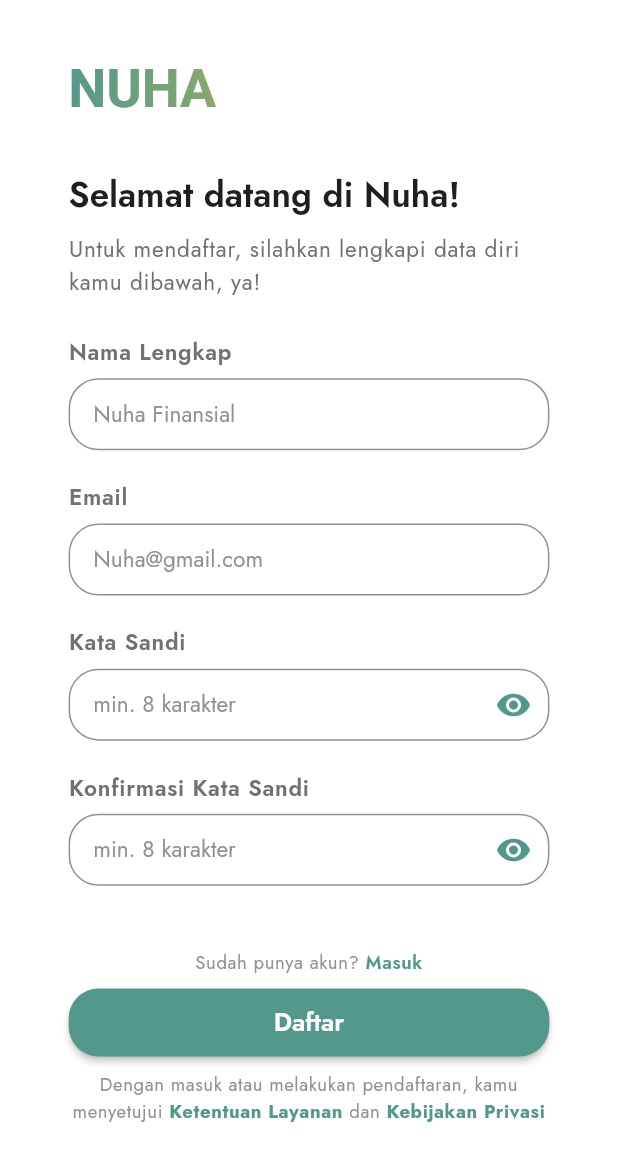
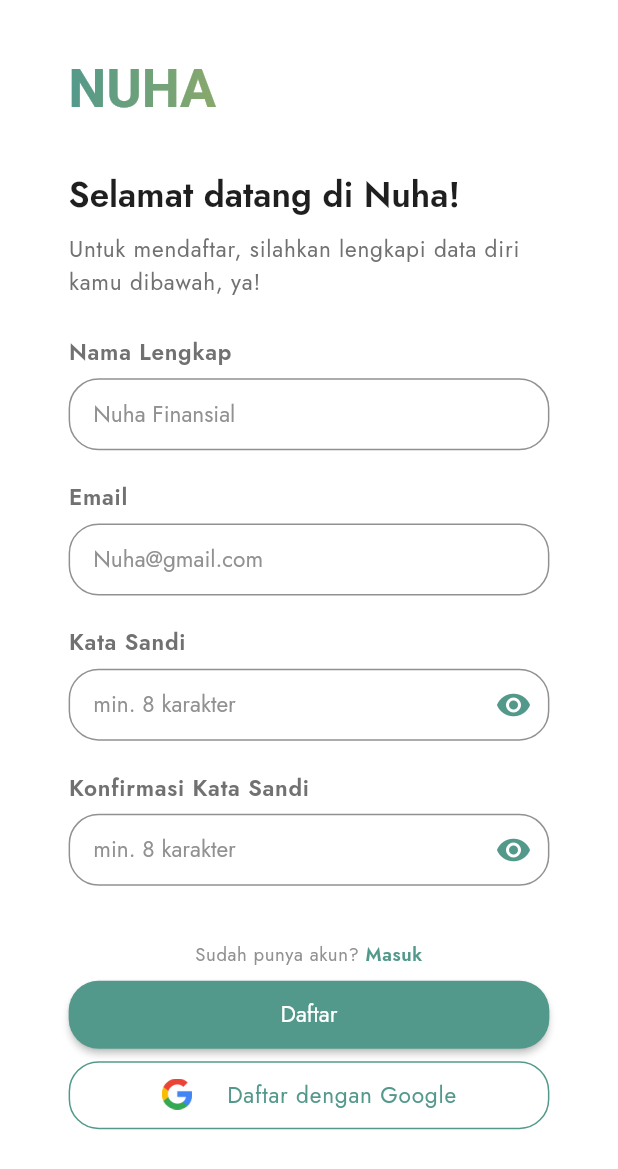
Before and after one commit to affadhlurr19/nuha, a Flutter app: the RegisterView screen opened by its route, on a phone screen of 412 x 824 dp. Shown: the top 1169 px of the screen. Run offline on Flutter 3.47's test engine with Material 2 defaults, Android fonts, the phone set to English and light mode, and no system bars; drawn by our look-alikes of simple_gradient_text; our stand-ins replace cloud_firestore, firebase_auth, firebase_core, font_awesome_flutter, get, get_storage and 3 more; accounts and stored records are empty; network calls fail.

Commit message:
Menambahkan fitur login dengan akun google

```diff
--- a/lib/app/modules/register/views/register_view.dart
+++ b/lib/app/modules/register/views/register_view.dart
@@ -94,14 +94,18 @@ class RegisterView extends GetView<RegisterController> {
                         .copyWith(fontWeight: FontWeight.w400, fontSize: 11.sp),
                     decoration: InputDecoration(
                       hintText: 'Nuha Finansial',
-                      hintStyle: Theme.of(context).textTheme.bodyText2!.copyWith(
+                      hintStyle: Theme.of(context)
+                          .textTheme
+                          .bodyText2!
+                          .copyWith(
                               fontWeight: FontWeight.w400,
                               fontSize: 11.sp,
                               color: grey400),
-                      contentPadding:
-                          EdgeInsets.symmetric(horizontal: 2.h, vertical: 1.5.h),
+                      contentPadding: EdgeInsets.symmetric(
+                          horizontal: 2.h, vertical: 1.5.h),
                       enabledBorder: OutlineInputBorder(
-                          borderSide: const BorderSide(width: 1, color: grey400),
+                          borderSide:
+                              const BorderSide(width: 1, color: grey400),
                           borderRadius: BorderRadius.circular(20)),
                       focusedBorder: OutlineInputBorder(
                           borderSide:
@@ -138,14 +142,18 @@ class RegisterView extends GetView<RegisterController> {
                         .copyWith(fontWeight: FontWeight.w400, fontSize: 11.sp),
                     decoration: InputDecoration(
                       hintText: 'Nuha@gmail.com',
-                      hintStyle: Theme.of(context).textTheme.bodyText2!.copyWith(
+                      hintStyle: Theme.of(context)
+                          .textTheme
+                          .bodyText2!
+                          .copyWith(
                               fontWeight: FontWeight.w400,
                               fontSize: 11.sp,
                               color: grey400),
-                      contentPadding:
-                          EdgeInsets.symmetric(horizontal: 2.h, vertical: 1.5.h),
+                      contentPadding: EdgeInsets.symmetric(
+                          horizontal: 2.h, vertical: 1.5.h),
                       enabledBorder: OutlineInputBorder(
-                          borderSide: const BorderSide(width: 1, color: grey400),
+                          borderSide:
+                              const BorderSide(width: 1, color: grey400),
                           borderRadius: BorderRadius.circular(20)),
                       focusedBorder: OutlineInputBorder(
                           borderSide:
@@ -177,10 +185,8 @@ class RegisterView extends GetView<RegisterController> {
                       controller: controller.passC,
                       cursorColor: buttonColor1,
                       textInputAction: TextInputAction.next,
-                      style: Theme.of(context)
-                          .textTheme
-                          .bodyText2!
-                          .copyWith(fontWeight: FontWeight.w400, fontSize: 11.sp),
+                      style: Theme.of(context).textTheme.bodyText2!.copyWith(
+                          fontWeight: FontWeight.w400, fontSize: 11.sp),
                       decoration: InputDecoration(
                         hintText: 'min. 8 karakter',
                         hintStyle: Theme.of(context)
@@ -236,10 +242,8 @@ class RegisterView extends GetView<RegisterController> {
                       controller: controller.konfirpassC,
                       cursorColor: buttonColor1,
                       textInputAction: TextInputAction.done,
-                      style: Theme.of(context)
-                          .textTheme
-                          .bodyText2!
-                          .copyWith(fontWeight: FontWeight.w400, fontSize: 11.sp),
+                      style: Theme.of(context).textTheme.bodyText2!.copyWith(
+                          fontWeight: FontWeight.w400, fontSize: 11.sp),
                       decoration: InputDecoration(
                         hintText: 'min. 8 karakter',
                         hintStyle: Theme.of(context)
@@ -273,7 +277,7 @@ class RegisterView extends GetView<RegisterController> {
                     ),
                   ),
                 ),
-                SizedBox(height: 5.125.h),
+                SizedBox(height: 4.5.h),
                 SizedBox(
                   child: RichText(
                     textAlign: TextAlign.center,
@@ -299,7 +303,9 @@ class RegisterView extends GetView<RegisterController> {
                     ),
                   ),
                 ),
-                SizedBox(height: 1.h),
+                SizedBox(
+                  height: 1.h,
+                ),
                 SizedBox(
                   width: 77.78.w,
                   child: SizedBox(
@@ -318,7 +324,8 @@ class RegisterView extends GetView<RegisterController> {
                                     .textTheme
                                     .button!
                                     .copyWith(
-                                        fontWeight: FontWeight.w600,
+                                        fontSize: 11.sp,
+                                        fontWeight: FontWeight.w400,
                                         color: Colors.white,
                                         fontStyle: FontStyle.normal),
                               )
@@ -338,45 +345,57 @@ class RegisterView extends GetView<RegisterController> {
                     ),
                   ),
                 ),
-                SizedBox(height: 1.25.h),
-                SizedBox(
+                SizedBox(height: 1.h),
+                Container(
+                  width: widthDevice,
+                  padding: EdgeInsets.only(right: 11.1.w, left: 11.1.w),
+                  child: SizedBox(
                     width: 77.78.w,
-                  child: RichText(
-                    textAlign: TextAlign.center,
-                    text: TextSpan(
-                      text:
-                          'Dengan masuk atau melakukan pendaftaran, kamu menyetujui ',
-                      style: Theme.of(context).textTheme.caption!.copyWith(
-                            fontSize: 9.sp,
-                            color: const Color(0xFF919191),
+                    height: 5.5.h,
+                    child: Obx(
+                      () => OutlinedButton(
+                        style: OutlinedButton.styleFrom(
+                            foregroundColor: buttonColor1,
+                            backgroundColor: backgroundColor1,
+                            side:
+                                const BorderSide(color: buttonColor1, width: 1),
+                            shape: RoundedRectangleBorder(
+                                borderRadius: BorderRadius.circular(20))),
+                        child: controller.isLoadingG.isFalse
+                            ? Wrap(
+                                children: <Widget>[
+                                  Image.asset(
+                                    'assets/images/google-sign-in-logo.png',
+                                    height: 2.5.h,
+                                    width: 2.5.h,
+                                  ),
+                                  SizedBox(width: 5.56.w),
+                                  Text(
+                                    "Daftar dengan Google",
+                                    style: Theme.of(context)
+                                        .textTheme
+                                        .bodyText1!
+                                        .copyWith(
                                             fontWeight: FontWeight.w400,
+                                            fontSize: 11.sp,
+                                            color: buttonColor1,
+                                            fontStyle: FontStyle.normal),
                                   ),
-                      children: <TextSpan>[
-                        TextSpan(
-                          text: 'Ketentuan Layanan ',
-                          style: Theme.of(context).textTheme.caption!.copyWith(
-                                fontSize: 9.sp,
+                                ],
+                              )
+                            : SizedBox(
+                                height: 1.5.h,
+                                width: 1.5.h,
+                                child: const CircularProgressIndicator(
                                   color: buttonColor1,
-                                fontWeight: FontWeight.w700,
                                 ),
                               ),
-                        TextSpan(
-                          text: 'dan ',
-                          style: Theme.of(context).textTheme.caption!.copyWith(
-                                fontSize: 9.sp,
-                                color: const Color(0xFF919191),
-                                fontWeight: FontWeight.w400,
+                        onPressed: () {
+                          if (controller.isLoadingG.isFalse) {
+                            controller.registerWithGoogle();
+                          }
+                        },
                       ),
-                        ),
-                        TextSpan(
-                          text: 'Kebijakan Privasi',
-                          style: Theme.of(context).textTheme.caption!.copyWith(
-                                fontSize: 9.sp,
-                                color: buttonColor1,
-                                fontWeight: FontWeight.w700,
-                              ),
-                        ),
-                      ],
                     ),
                   ),
                 ),
--- a/lib/app/routes/app_pages.dart
+++ b/lib/app/routes/app_pages.dart
@@ -32,7 +32,7 @@ class AppPages {
   static final routes = [
     GetPage(
       name: _Paths.HOME,
-      page: () => const HomeView(),
+      page: () => HomeView(),
       binding: HomeBinding(),
     ),
     GetPage(
@@ -67,7 +67,7 @@ class AppPages {
     ),
     GetPage(
       name: _Paths.PROFILE,
-      page: () => const ProfileView(),
+      page: () => ProfileView(),
       binding: ProfileBinding(),
     ),
     GetPage(
--- a/pubspec.yaml
+++ b/pubspec.yaml
@@ -20,6 +20,8 @@ dependencies:
   get_storage: ^2.1.1
   sizer: ^2.0.15
   intl: ^0.17.0
+  google_sign_in: ^6.0.2
+  iconify_flutter: ^0.0.5
 
 dev_dependencies:
   flutter_lints: ^2.0.0
```
Also changed, not shown: lib/app/modules/home/controllers/home_controller.dart (+24 -0 lines), lib/app/modules/home/views/home_view.dart (+26 -2 lines), lib/app/modules/login/controllers/login_controller.dart (+47 -0 lines), lib/app/modules/login/views/login_view.dart (+45 -33 lines), lib/app/modules/profile/controllers/profile_controller.dart (+12 -0 lines), lib/app/modules/profile/views/edit_profile_view.dart (+8 -1 lines), lib/app/modules/profile/views/profile_view.dart (+42 -3 lines), lib/app/modules/register/controllers/register_controller.dart (+44 -1 lines), assets/images/google-sign-in-logo.png (added), pubspec.lock, 3 other files. Lines whose indentation alone changed are shown as unchanged.
